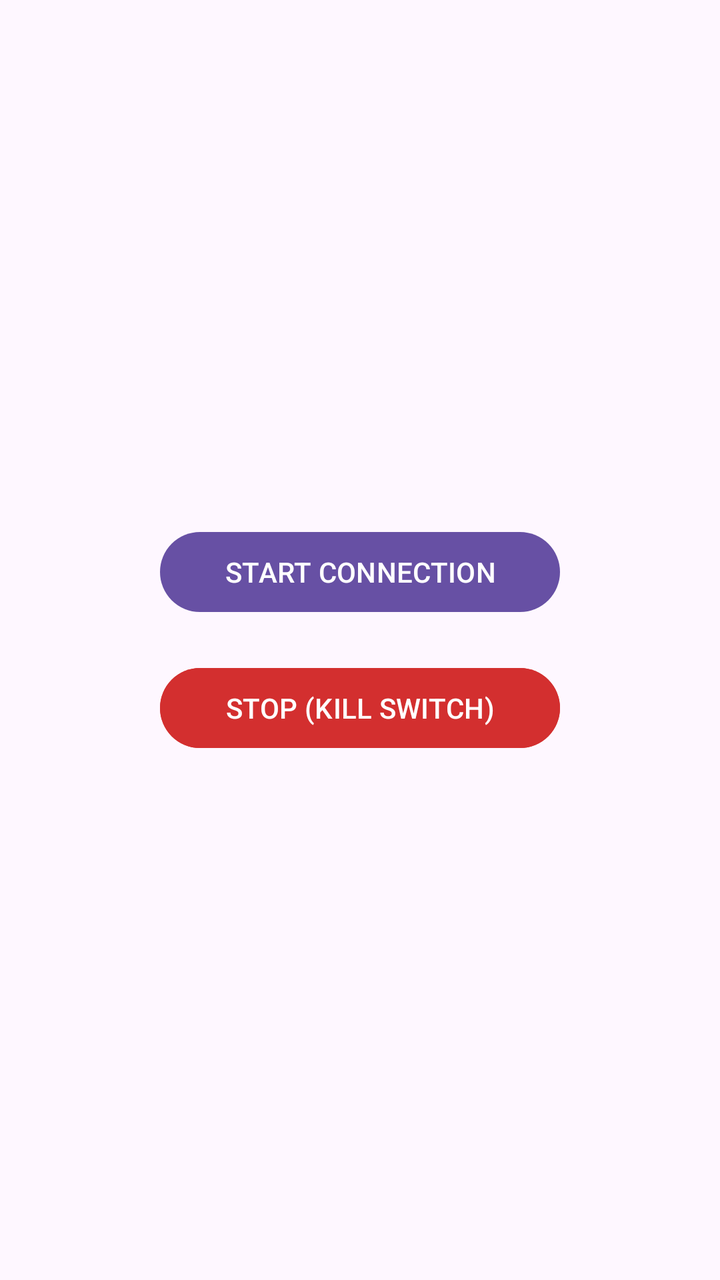
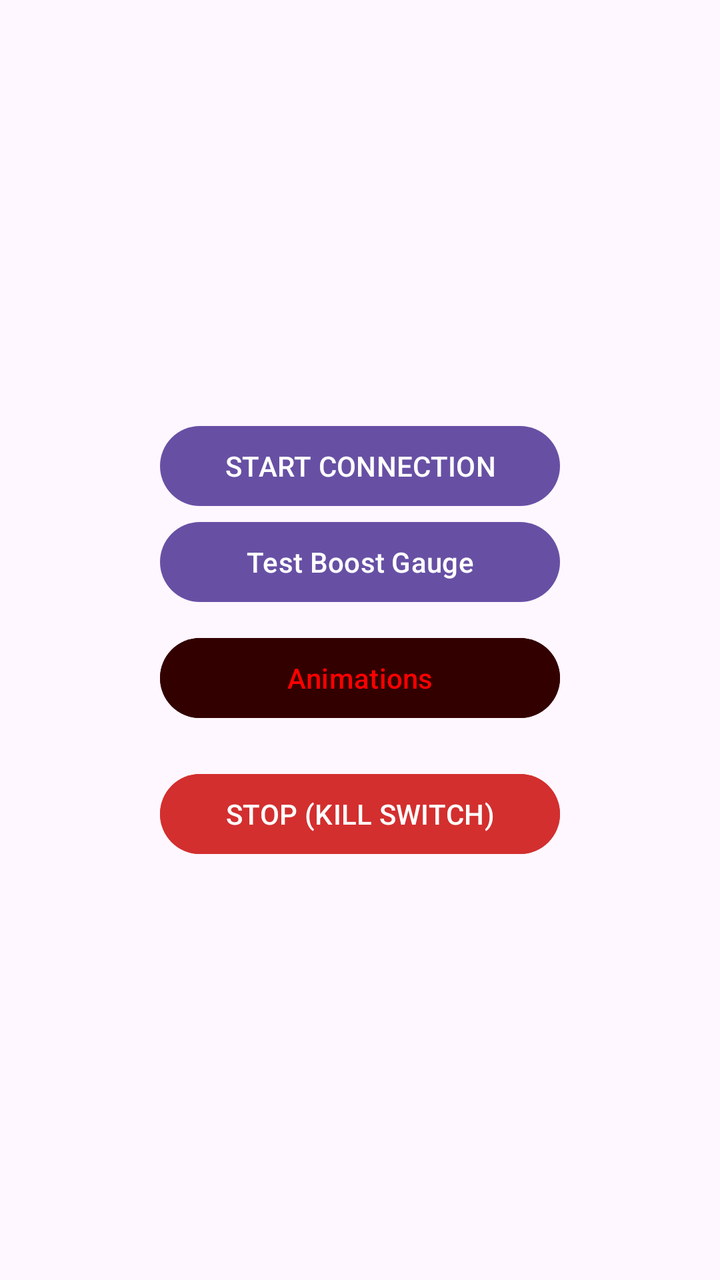

The first picture is an Android layout as it rendered before a commit; the second is the same layout after the commit. The layout source and the unified diff follow.
<!-- AndroidManifest.xml: application theme Theme.ESPApp -->
<!-- res/layout/activity_main.xml -->
<?xml version="1.0" encoding="utf-8"?>
<LinearLayout xmlns:android="http://schemas.android.com/apk/res/android"
    android:layout_width="match_parent"
    android:layout_height="match_parent"
    android:gravity="center"
    android:orientation="vertical">

    <Button
        android:id="@+id/btnStart"
        android:layout_width="200dp"
        android:layout_height="wrap_content"
        android:text="@string/start_connection" />

    <Button
        android:id="@+id/btnStop"
        android:layout_width="200dp"
        android:layout_height="wrap_content"
        android:layout_marginTop="20dp"
        android:backgroundTint="#d32f2f"
        android:text="@string/stop_kill_switch" />

</LinearLayout>
<!-- resources referenced by this layout -->
<resources>
  <string name="start_connection">START CONNECTION</string>
  <string name="stop_kill_switch">STOP (KILL SWITCH)</string>
  <style name="Theme.ESPApp" parent="Base.Theme.ESPApp" />
  <style name="Base.Theme.ESPApp" parent="Theme.Material3.DayNight.NoActionBar">
          
          
      </style>
</resources>

<!-- the commit's change to res/layout/activity_main.xml (unified diff, before → after) -->
@@ -12,11 +12,25 @@
         android:text="@string/start_connection" />
 
     <Button
+        android:id="@+id/btnTestBoost"
+        android:layout_width="200dp"
+        android:layout_height="wrap_content"
+        android:text="@string/test_boost_gauge" />
+
+    <Button
+        android:id="@+id/btnOpenAnimations"
+        android:layout_width="200dp"
+        android:layout_height="wrap_content"
+        android:layout_marginTop="10dp"
+        android:backgroundTint="#330000"
+        android:textColor="#FF0000"
+        android:text="Animations" />
+
+    <Button
         android:id="@+id/btnStop"
         android:layout_width="200dp"
         android:layout_height="wrap_content"
         android:layout_marginTop="20dp"
         android:backgroundTint="#d32f2f"
         android:text="@string/stop_kill_switch" />
-
 </LinearLayout>
<!-- resource entries referenced after the edit -->
@@ -2,6 +2,7 @@
 <resources>
   <string name="start_connection">START CONNECTION</string>
   <string name="stop_kill_switch">STOP (KILL SWITCH)</string>
+  <string name="test_boost_gauge">Test Boost Gauge</string>
   <style name="Theme.ESPApp" parent="Base.Theme.ESPApp" />
   <style name="Base.Theme.ESPApp" parent="Theme.Material3.DayNight.NoActionBar">
           
